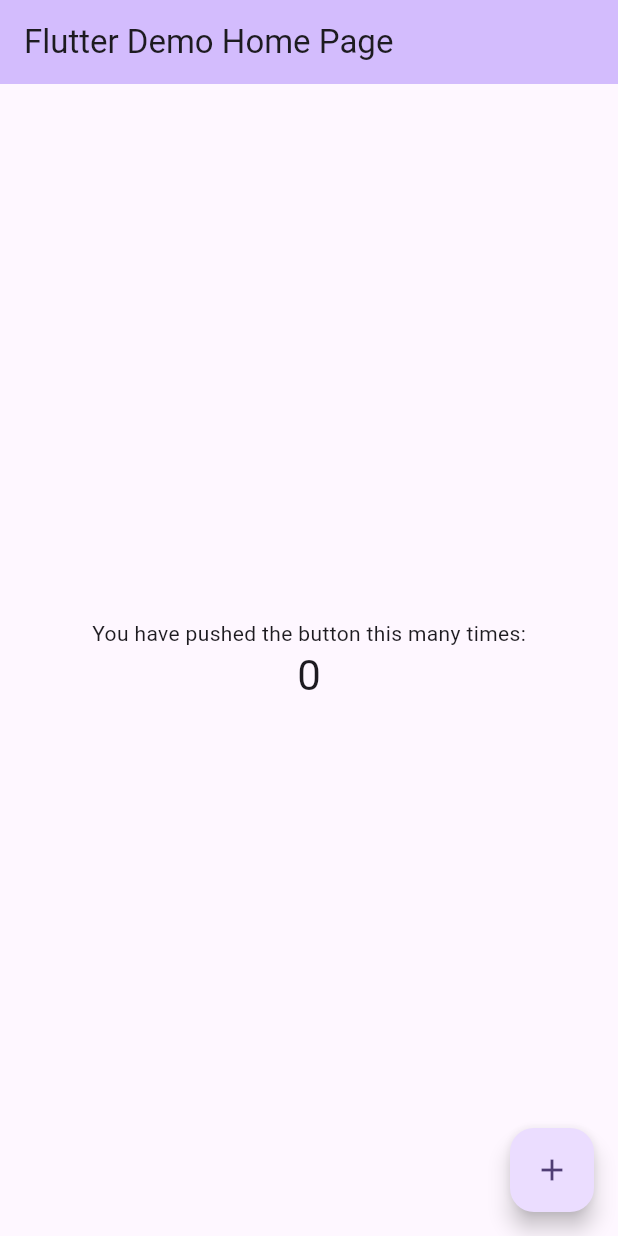
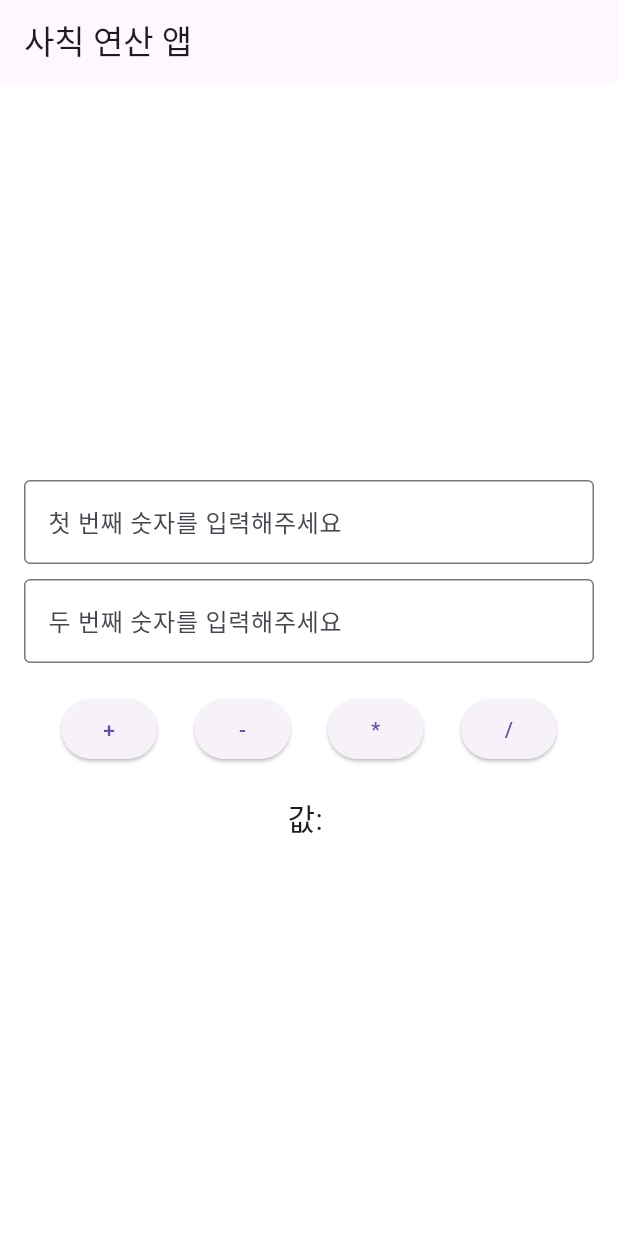
Before and after one commit to JangWoojun/arithmetic_app, a Flutter app: the screen it shows after launch, on a phone screen of 412 x 824 dp. Run offline on Flutter 3.47's test engine with Material 3 defaults, Android fonts, the phone set to English and light mode, and no system bars; our stand-ins replace fluttertoast.

Commit message:
feat: 사칙 연산 로직 및 화면 구현

```diff
--- a/lib/main.dart
+++ b/lib/main.dart
@@ -1,125 +1,127 @@
 import 'package:flutter/material.dart';
+import 'package:fluttertoast/fluttertoast.dart';
 
 void main() {
-  runApp(const MyApp());
+  runApp(MyApp());
 }
 
 class MyApp extends StatelessWidget {
-  const MyApp({super.key});
-
-  // This widget is the root of your application.
   @override
   Widget build(BuildContext context) {
     return MaterialApp(
-      title: 'Flutter Demo',
+      debugShowCheckedModeBanner: false,
+      title: '사칙 연산 앱',
       theme: ThemeData(
-        // This is the theme of your application.
-        //
-        // TRY THIS: Try running your application with "flutter run". You'll see
-        // the application has a purple toolbar. Then, without quitting the app,
-        // try changing the seedColor in the colorScheme below to Colors.green
-        // and then invoke "hot reload" (save your changes or press the "hot
-        // reload" button in a Flutter-supported IDE, or press "r" if you used
-        // the command line to start the app).
-        //
-        // Notice that the counter didn't reset back to zero; the application
-        // state is not lost during the reload. To reset the state, use hot
-        // restart instead.
-        //
-        // This works for code too, not just values: Most code changes can be
-        // tested with just a hot reload.
-        colorScheme: ColorScheme.fromSeed(seedColor: Colors.deepPurple),
-        useMaterial3: true,
+        primarySwatch: Colors.blue,
       ),
-      home: const MyHomePage(title: 'Flutter Demo Home Page'),
+      home: MyHomePage(),
     );
   }
 }
 
 class MyHomePage extends StatefulWidget {
-  const MyHomePage({super.key, required this.title});
-
-  // This widget is the home page of your application. It is stateful, meaning
-  // that it has a State object (defined below) that contains fields that affect
-  // how it looks.
-
-  // This class is the configuration for the state. It holds the values (in this
-  // case the title) provided by the parent (in this case the App widget) and
-  // used by the build method of the State. Fields in a Widget subclass are
-  // always marked "final".
-
-  final String title;
-
   @override
-  State<MyHomePage> createState() => _MyHomePageState();
+  _MyHomePageState createState() => _MyHomePageState();
 }
 
 class _MyHomePageState extends State<MyHomePage> {
-  int _counter = 0;
+  final TextEditingController _num1Controller = TextEditingController();
+  final TextEditingController _num2Controller = TextEditingController();
+  String _result = '';
 
-  void _incrementCounter() {
+  void _calculate(String operator) {
+    double num1 = double.tryParse(_num1Controller.text) ?? 0;
+    double num2 = double.tryParse(_num2Controller.text) ?? 0;
+    double result = 0;
+
+    switch (operator) {
+      case '+':
+        result = num1 + num2;
+        break;
+      case '-':
+        result = num1 - num2;
+        break;
+      case '*':
+        result = num1 * num2;
+        break;
+      case '/':
+        if (num2 != 0) {
+          result = num1 / num2;
+        } else {
+          Fluttertoast.showToast(
+            msg: "0으로는 나눌 수 없어요",
+            toastLength: Toast.LENGTH_SHORT,
+            gravity: ToastGravity.CENTER,
+          );
+          return;
+        }
+        break;
+    }
+
     setState(() {
-      // This call to setState tells the Flutter framework that something has
-      // changed in this State, which causes it to rerun the build method below
-      // so that the display can reflect the updated values. If we changed
-      // _counter without calling setState(), then the build method would not be
-      // called again, and so nothing would appear to happen.
-      _counter++;
+      _result = result.toString();
     });
   }
 
   @override
   Widget build(BuildContext context) {
-    // This method is rerun every time setState is called, for instance as done
-    // by the _incrementCounter method above.
-    //
-    // The Flutter framework has been optimized to make rerunning build methods
-    // fast, so that you can just rebuild anything that needs updating rather
-    // than having to individually change instances of widgets.
     return Scaffold(
+      backgroundColor: Colors.white,
       appBar: AppBar(
-        // TRY THIS: Try changing the color here to a specific color (to
-        // Colors.amber, perhaps?) and trigger a hot reload to see the AppBar
-        // change color while the other colors stay the same.
-        backgroundColor: Theme.of(context).colorScheme.inversePrimary,
-        // Here we take the value from the MyHomePage object that was created by
-        // the App.build method, and use it to set our appbar title.
-        title: Text(widget.title),
+        title: const Text('사칙 연산 앱'),
       ),
-      body: Center(
-        // Center is a layout widget. It takes a single child and positions it
-        // in the middle of the parent.
+      body: Padding(
+        padding: const EdgeInsets.all(16.0),
         child: Column(
-          // Column is also a layout widget. It takes a list of children and
-          // arranges them vertically. By default, it sizes itself to fit its
-          // children horizontally, and tries to be as tall as its parent.
-          //
-          // Column has various properties to control how it sizes itself and
-          // how it positions its children. Here we use mainAxisAlignment to
-          // center the children vertically; the main axis here is the vertical
-          // axis because Columns are vertical (the cross axis would be
-          // horizontal).
-          //
-          // TRY THIS: Invoke "debug painting" (choose the "Toggle Debug Paint"
-          // action in the IDE, or press "p" in the console), to see the
-          // wireframe for each widget.
           mainAxisAlignment: MainAxisAlignment.center,
           children: <Widget>[
-            const Text(
-              'You have pushed the button this many times:',
+            TextField(
+              controller: _num1Controller,
+              decoration: const InputDecoration(
+                labelText: '첫 번째 숫자를 입력해주세요',
+                border: OutlineInputBorder(),
+              ),
+              keyboardType: TextInputType.number,
             ),
+            const SizedBox(height: 10),
+            TextField(
+              controller: _num2Controller,
+              decoration: const InputDecoration(
+                labelText: '두 번째 숫자를 입력해주세요',
+                border: OutlineInputBorder(),
+              ),
+              keyboardType: TextInputType.number,
+            ),
+            const SizedBox(height: 20),
+            Row(
+              mainAxisAlignment: MainAxisAlignment.spaceEvenly,
+              children: <Widget>[
+                ElevatedButton(
+                  onPressed: () => _calculate('+'),
+                  child: const Text('+'),
+                ),
+                ElevatedButton(
+                  onPressed: () => _calculate('-'),
+                  child: const Text('-'),
+                ),
+                ElevatedButton(
+                  onPressed: () => _calculate('*'),
+                  child: const Text('*'),
+                ),
+                ElevatedButton(
+                  onPressed: () => _calculate('/'),
+                  child: const Text('/'),
+                ),
+              ],
+            ),
+            const SizedBox(height: 20),
             Text(
-              '$_counter',
-              style: Theme.of(context).textTheme.headlineMedium,
+              '값: $_result',
+              style: const TextStyle(fontSize: 20),
             ),
           ],
         ),
       ),
-      floatingActionButton: FloatingActionButton(
-        onPressed: _incrementCounter,
-        tooltip: 'Increment',
-        child: const Icon(Icons.add),
-      ), // This trailing comma makes auto-formatting nicer for build methods.
     );
   }
 }
```
Also changed, not shown: 1 other file.
